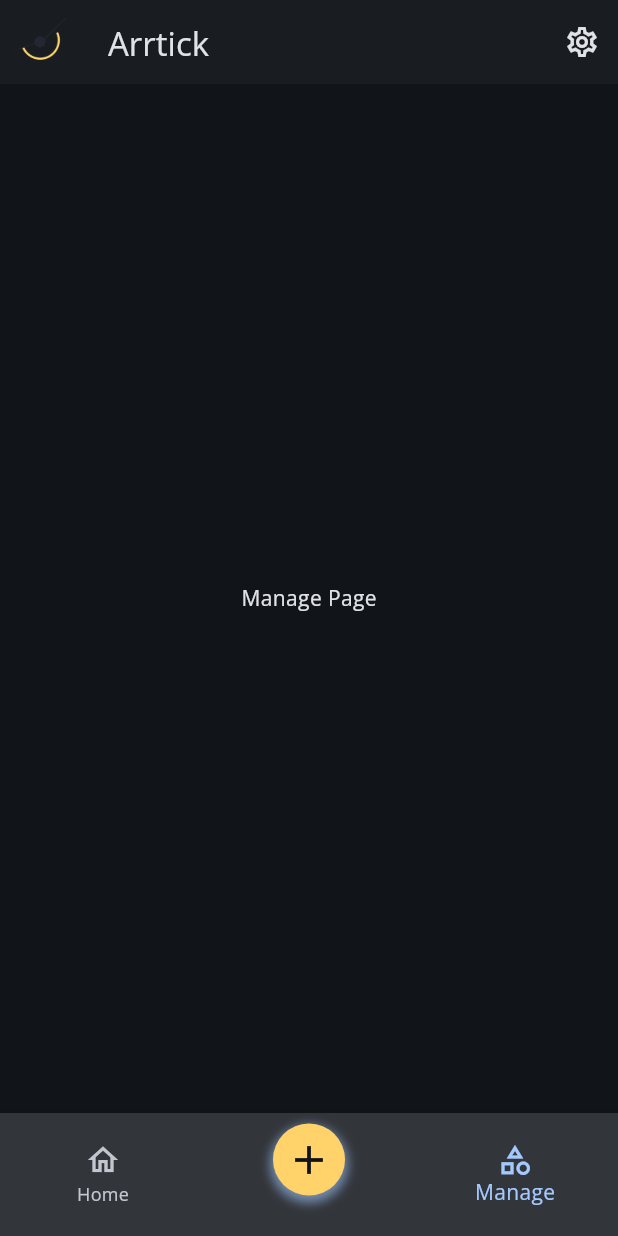
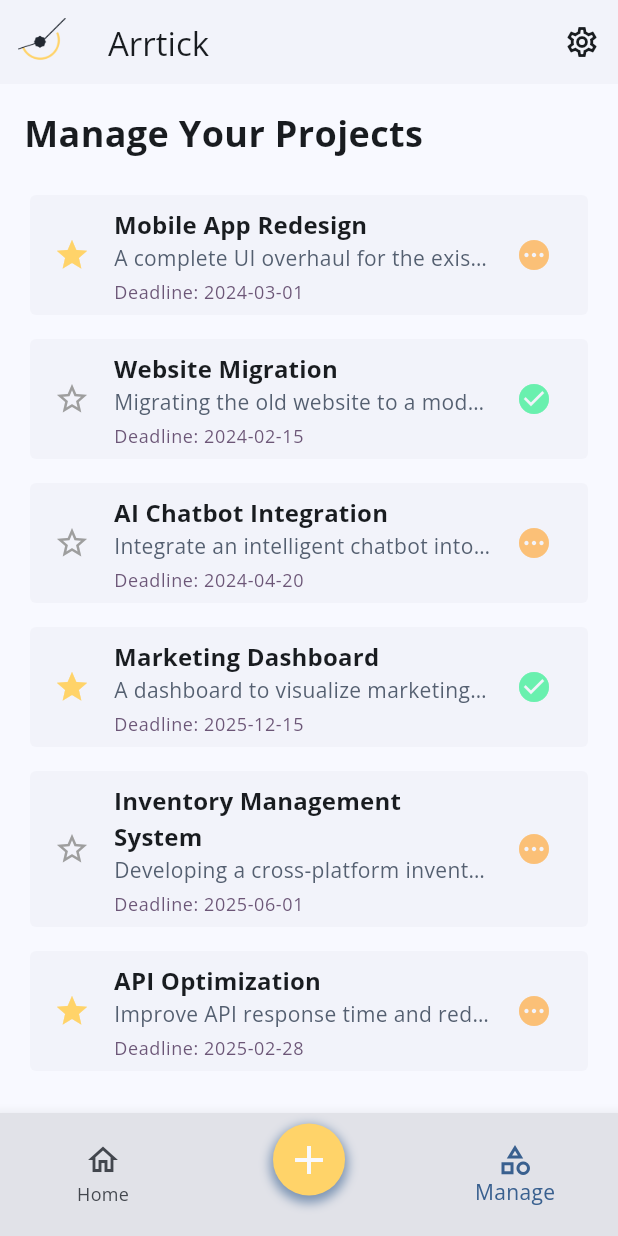
Before and after one commit to faruqonaayo/arrtick_app, a Flutter app: the screen it shows after launch, item 3 of the bottom bar chosen, on a phone screen of 412 x 824 dp. Run offline on Flutter 3.47's test engine with Material 3 defaults, Android fonts, the phone set to English and light mode, and no system bars; our stand-ins replace flutter_riverpod, go_router, google_fonts.

Commit message:
Integrate Riverpod for state management, add project management features, and implement project card UI

```diff
--- a/lib/main.dart
+++ b/lib/main.dart
@@ -1,4 +1,5 @@
 import 'package:flutter/material.dart';
+import 'package:flutter_riverpod/flutter_riverpod.dart';
 import 'package:go_router/go_router.dart';
 
 import 'package:arrtick_app/screens/add_project.dart';
@@ -6,7 +7,7 @@ import 'package:arrtick_app/theme.dart';
 import 'package:arrtick_app/screens/app_layout.dart';
 
 void main() {
-  runApp(ArrtickApp());
+  runApp(ProviderScope(child: ArrtickApp()));
 }
 
 class ArrtickApp extends StatelessWidget {
@@ -25,7 +26,7 @@ class ArrtickApp extends StatelessWidget {
     return MaterialApp.router(
       title: 'Arrtick App',
       routerConfig: _router,
-      themeMode: ThemeMode.dark,
+      themeMode: ThemeMode.light,
       theme: buildThemeData(kColorScheme),
       darkTheme: buildThemeData(kDarkColorScheme),
     );
--- /dev/null
+++ b/lib/providers/project_provider.dart
@@ -0,0 +1,83 @@
+import 'package:flutter_riverpod/flutter_riverpod.dart';
+
+import 'package:arrtick_app/models/project.dart';
+
+class ProjectNotifier extends Notifier<List<Project>> {
+  @override
+  List<Project> build() {
+    return _dummyProjects;
+  }
+
+  void addProject(Project project) {
+    state = [...state, project];
+  }
+}
+
+final projectProvider = NotifierProvider<ProjectNotifier, List<Project>>(
+  () => ProjectNotifier(),
+);
+
+final List<Project> _dummyProjects = [
+  Project(
+    id: "proj_001",
+    name: "Mobile App Redesign",
+    description: "A complete UI overhaul for the existing mobile application.",
+    startDate: DateTime(2024, 01, 10),
+    estimatedEndDate: DateTime(2024, 03, 01),
+    endDate: null,
+    isCompleted: false,
+    isFavorite: true,
+  ),
+  Project(
+    id: "proj_002",
+    name: "Website Migration",
+    description:
+        "Migrating the old website to a modern framework with SEO improvements.",
+    startDate: DateTime(2023, 11, 05),
+    estimatedEndDate: DateTime(2024, 02, 15),
+    endDate: DateTime(2025, 02, 12),
+    isCompleted: true,
+    isFavorite: false,
+  ),
+  Project(
+    id: "proj_003",
+    name: "AI Chatbot Integration",
+    description:
+        "Integrate an intelligent chatbot into the customer support system.",
+    startDate: DateTime(2024, 02, 01),
+    estimatedEndDate: DateTime(2024, 04, 20),
+    endDate: null,
+    isCompleted: false,
+    isFavorite: false,
+  ),
+  Project(
+    id: "proj_004",
+    name: "Marketing Dashboard",
+    description: "A dashboard to visualize marketing analytics in real-time.",
+    startDate: DateTime(2023, 09, 20),
+    estimatedEndDate: DateTime(2025, 12, 15),
+    endDate: DateTime(2023, 12, 10),
+    isCompleted: true,
+    isFavorite: true,
+  ),
+  Project(
+    id: "proj_005",
+    name: "Inventory Management System",
+    description: "Developing a cross-platform inventory tracking solution.",
+    startDate: DateTime(2024, 03, 01),
+    estimatedEndDate: DateTime(2025, 06, 01),
+    endDate: null,
+    isCompleted: false,
+    isFavorite: false,
+  ),
+  Project(
+    id: "proj_006",
+    name: "API Optimization",
+    description: "Improve API response time and reduce server load.",
+    startDate: DateTime(2024, 01, 20),
+    estimatedEndDate: DateTime(2025, 02, 28),
+    endDate: null,
+    isCompleted: false,
+    isFavorite: true,
+  ),
+];
--- a/lib/screens/app_layout.dart
+++ b/lib/screens/app_layout.dart
@@ -1,5 +1,6 @@
 import 'package:flutter/material.dart';
 
+import 'package:arrtick_app/screens/manage.dart';
 import 'package:arrtick_app/widgets/add_options.dart';
 import 'package:arrtick_app/theme.dart';
 
@@ -16,7 +17,7 @@ class _AppLayoutState extends State<AppLayout> {
   final _pages = [
     const Center(child: Text('Home Page')),
     const Center(child: Text('Add Page')),
-    const Center(child: Text('Manage Page')),
+    const Manage(),
   ];
 
   @override
--- /dev/null
+++ b/lib/screens/manage.dart
@@ -0,0 +1,36 @@
+import 'package:flutter/material.dart';
+import 'package:flutter_riverpod/flutter_riverpod.dart';
+
+import 'package:arrtick_app/providers/project_provider.dart';
+import 'package:arrtick_app/widgets/project_card.dart';
+
+class Manage extends ConsumerWidget {
+  const Manage({super.key});
+
+  @override
+  Widget build(BuildContext context, WidgetRef ref) {
+    final projects = ref.watch(projectProvider);
+    return ListView(
+      padding: const EdgeInsets.all(16.0),
+      primary: true,
+      children: [
+        const Text(
+          'Manage Your Projects',
+          style: TextStyle(fontSize: 24, fontWeight: FontWeight.bold),
+        ),
+        const SizedBox(height: 20),
+        ListView.separated(
+          shrinkWrap: true,
+          primary: false,
+          physics: const NeverScrollableScrollPhysics(),
+          itemCount: projects.length,
+          itemBuilder: (context, index) {
+            final project = projects[index];
+            return ProjectCard(project: project);
+          },
+          separatorBuilder: (context, index) => const SizedBox(height: 8),
+        ),
+      ],
+    );
+  }
+}
--- /dev/null
+++ b/lib/widgets/project_card.dart
@@ -0,0 +1,65 @@
+import 'package:flutter/material.dart';
+
+import 'package:arrtick_app/models/project.dart';
+import 'package:arrtick_app/theme.dart';
+import 'package:arrtick_app/util.dart';
+
+class ProjectCard extends StatelessWidget {
+  final Project project;
+
+  const ProjectCard({super.key, required this.project});
+
+  @override
+  Widget build(BuildContext context) {
+    final colorScheme = Theme.of(context).colorScheme;
+    final textTheme = Theme.of(context).textTheme;
+
+    return Card(
+      elevation: 0,
+      color: colorScheme.surfaceContainerLow,
+      shape: RoundedRectangleBorder(borderRadius: BorderRadius.circular(4.0)),
+      child: ListTile(
+        shape: RoundedRectangleBorder(borderRadius: BorderRadius.circular(4.0)),
+        leading: Icon(
+          project.isFavorite ? Icons.star : Icons.star_border,
+          color: project.isFavorite ? yellowColor : Colors.grey,
+        ),
+        title: Text(
+          project.name,
+          style: textTheme.titleMedium!.copyWith(fontWeight: FontWeight.bold),
+        ),
+        subtitle: Column(
+          crossAxisAlignment: CrossAxisAlignment.start,
+          children: [
+            Text(
+              project.description,
+              style: textTheme.bodyMedium!.copyWith(
+                overflow: TextOverflow.ellipsis,
+                color: colorScheme.secondary,
+              ),
+            ),
+            const SizedBox(height: 4),
+            Text(
+              'Deadline: ${formatDate(project.estimatedEndDate)}',
+              style: textTheme.bodySmall!.copyWith(
+                fontSize: 12,
+                color: colorScheme.tertiary,
+              ),
+            ),
+          ],
+        ),
+
+        trailing: project.isCompleted
+            ? Icon(Icons.check_circle, color: Colors.greenAccent)
+            : Icon(
+                Icons.pending,
+                color: Colors.orangeAccent.withValues(alpha: 0.7),
+              ),
+
+        onTap: () {
+          // Handle project card tap if needed
+        },
+      ),
+    );
+  }
+}
--- a/pubspec.yaml
+++ b/pubspec.yaml
@@ -38,6 +38,7 @@ dependencies:
   google_fonts: ^8.0.0
   intl: ^0.20.2
   uuid: ^4.5.2
+  flutter_riverpod: ^3.2.1
 
 dev_dependencies:
   flutter_test:
```
Also changed, not shown: lib/screens/add_project.dart (+9 -3 lines), pubspec.lock.
